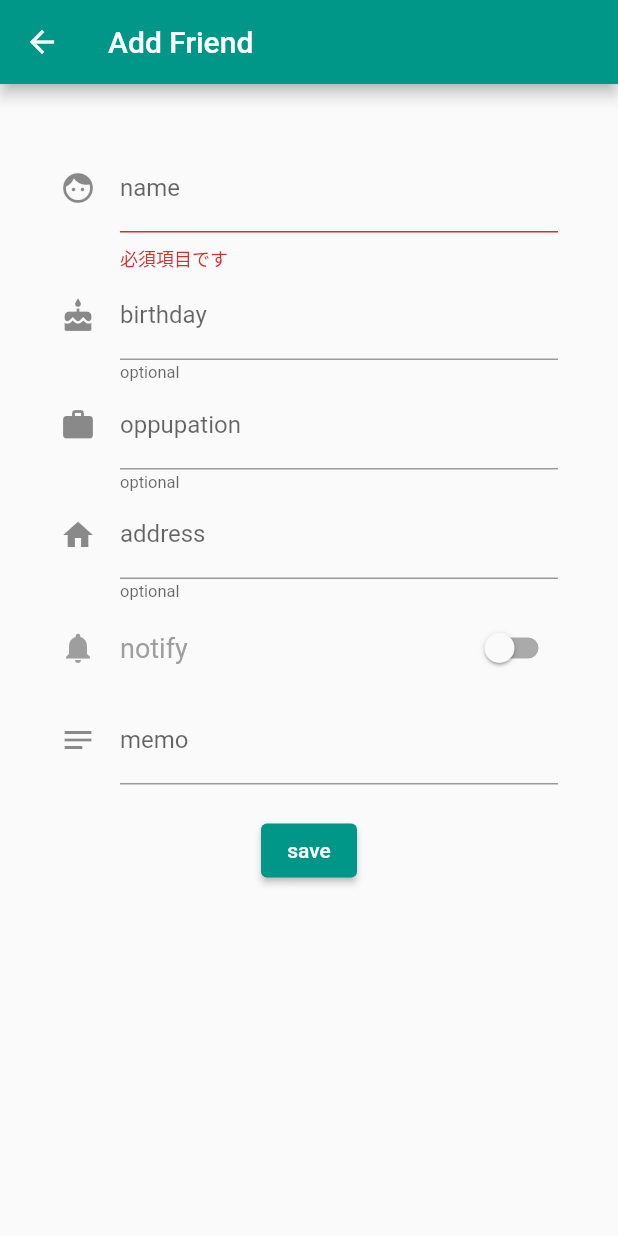
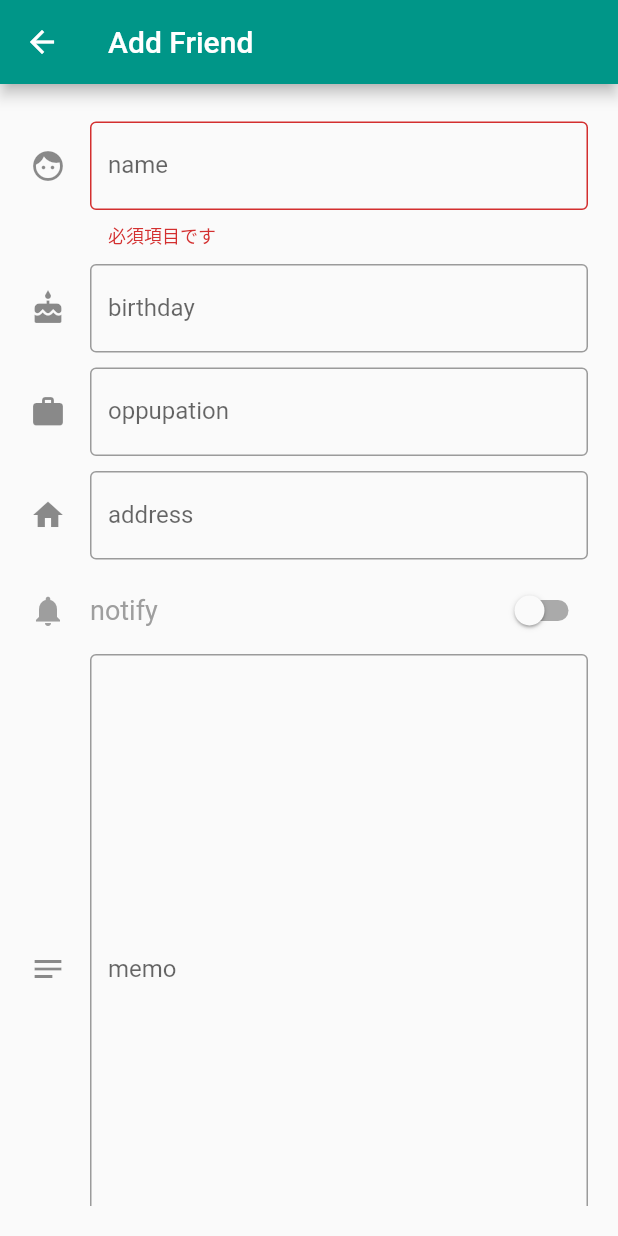
Before and after one commit to KesukeSakai0222/your-book-of-friends, a Flutter app: the FriendAdd screen opened directly, on a phone screen of 412 x 824 dp. Run offline on Flutter 3.47's test engine with Material 2 defaults, Android fonts, the light colour scheme and no system bars; our stand-ins replace flutter_colorpicker, google_fonts, sqflite; accounts and stored records are empty; generated files the repository leaves out were written again.

Commit message:
tag add page

```diff
--- a/lib/l10n/app_en.arb
+++ b/lib/l10n/app_en.arb
@@ -6,6 +6,7 @@
     "tag": "tag",
     "search": "search",
     "friendAdd": "Add Friend",
+    "tagAdd": "Add Tag",
     "name": "name",
     "memo": "memo",
     "birthday": "birthday",
@@ -13,6 +14,9 @@
     "address": "address",
     "occupation": "oppupation",
     "optional": "optional",
+    "color": "color",
     "save": "save",
-    "delete": "delete"
+    "delete": "delete",
+
+    "warnRequired": "Required field!"
 }
--- a/lib/l10n/app_ja.arb
+++ b/lib/l10n/app_ja.arb
@@ -6,6 +6,7 @@
     "tag": "タグ",
     "search": "検索",
     "friendAdd": "友だち登録",
+    "tagAdd": "タグ登録",
     "name": "名前",
     "memo": "メモ",
     "birthday": "誕生日",
@@ -13,6 +14,9 @@
     "address": "場所",
     "occupation": "職業",
     "optional": "任意",
+    "color": "色",
     "save": "保存",
-    "delete": "削除"
+    "delete": "削除",
+
+    "warnRequired": "必須項目です"
 }
--- a/lib/model/tag.dart
+++ b/lib/model/tag.dart
@@ -13,7 +13,9 @@ class Tag {
   late final int color;
 
   Tag(this.id, this.name, this.color);
-  Tag.init(this.name, this.color);
+  Tag.init(this.name, this.color) {
+    id = null;
+  }
 
   Tag.fromMap(Map<String, Object?> map) {
     id = map[columnTagId] as int? ?? map[columnId] as int;
--- a/lib/widget/friend_detail.dart
+++ b/lib/widget/friend_detail.dart
@@ -5,8 +5,7 @@ import 'package:flutter_gen/gen_l10n/app_localizations.dart';
 import 'package:your_book_of_friends/bloc/friend_bloc.dart';
 import 'package:your_book_of_friends/model/friend.dart';
 import 'package:your_book_of_friends/model/name.dart';
-
-import '../model/tag.dart';
+import 'package:your_book_of_friends/model/tag.dart';
 
 class FriendDetail extends StatefulWidget {
   const FriendDetail({super.key});
@@ -46,14 +45,17 @@ class FriendAddState extends State<FriendAdd> {
     return Scaffold(
         appBar: AppBar(title: Text(AppLocalizations.of(context)!.friendAdd)),
         body: Container(
-            padding: const EdgeInsets.all(40),
+            padding: const EdgeInsets.all(20),
             child: SingleChildScrollView(
               child: Column(
                 children: <Widget>[
-                  TextFormField(
+                  Padding(
+                    padding: const EdgeInsets.symmetric(vertical: 5),
+                    child: TextFormField(
                         decoration: InputDecoration(
                             icon: const Icon(Icons.face),
-                          labelText: AppLocalizations.of(context)!.name),
+                            labelText: AppLocalizations.of(context)!.name,
+                            border: const OutlineInputBorder()),
                         validator: (value) {
                           if (value == null || value.isEmpty) {
                             return '必須項目です';
@@ -62,13 +64,14 @@ class FriendAddState extends State<FriendAdd> {
                         },
                         controller: nameController,
                         autovalidateMode: AutovalidateMode.always),
-                  TextFormField(
+                  ),
+                  Padding(
+                      padding: const EdgeInsets.symmetric(vertical: 5),
+                      child: TextFormField(
                         decoration: InputDecoration(
                             icon: const Icon(Icons.cake),
                             labelText: AppLocalizations.of(context)!.birthday,
-                      helperText: AppLocalizations.of(context)!.optional,
-                      helperStyle: const TextStyle(fontSize: 11, height: 0.5),
-                    ),
+                            border: const OutlineInputBorder()),
                         controller: birthdayController,
                         onTap: () async {
                           FocusScope.of(context).requestFocus(FocusNode());
@@ -85,27 +88,27 @@ class FriendAddState extends State<FriendAdd> {
                             }
                           });
                         },
-                  ),
-                  TextFormField(
+                      )),
+                  Padding(
+                      padding: const EdgeInsets.symmetric(vertical: 5),
+                      child: TextFormField(
                         decoration: InputDecoration(
                             icon: const Icon(Icons.work),
                             labelText: AppLocalizations.of(context)!.occupation,
-                      helperText: AppLocalizations.of(context)!.optional,
-                      helperStyle: const TextStyle(fontSize: 11, height: 0.5),
-                    ),
+                            border: const OutlineInputBorder()),
                         controller: occupationController,
-                  ),
-                  TextFormField(
+                      )),
+                  Padding(
+                      padding: const EdgeInsets.symmetric(vertical: 5),
+                      child: TextFormField(
                         decoration: InputDecoration(
                             icon: const Icon(Icons.home),
                             labelText: AppLocalizations.of(context)!.address,
-                      helperText: AppLocalizations.of(context)!.optional,
-                      helperStyle: const TextStyle(fontSize: 11, height: 0.5),
-                    ),
+                            border: const OutlineInputBorder()),
                         controller: addressController,
-                  ),
+                      )),
                   Padding(
-                      padding: const EdgeInsets.symmetric(vertical: 8),
+                      padding: const EdgeInsets.symmetric(vertical: 5),
                       child: Row(children: [
                         const Padding(
                           padding: EdgeInsets.only(right: 16),
@@ -124,10 +127,11 @@ class FriendAddState extends State<FriendAdd> {
                       ])),
                   TextFormField(
                     keyboardType: TextInputType.multiline,
-                    maxLines: null,
+                    maxLines: 20,
                     decoration: InputDecoration(
                         icon: const Icon(Icons.notes),
-                        labelText: AppLocalizations.of(context)!.memo),
+                        labelText: AppLocalizations.of(context)!.memo,
+                        border: const OutlineInputBorder()),
                     controller: memoController,
                   ),
                   Padding(
--- a/pubspec.yaml
+++ b/pubspec.yaml
@@ -22,6 +22,7 @@ dependencies:
   google_fonts: ^3.0.1
   provider: ^6.0.3
   collection: ^1.16.0
+  flutter_colorpicker: ^1.0.3
 
 dev_dependencies:
   flutter_test:
```
Also changed, not shown: lib/widget/add_button.dart (+16 -3 lines), lib/widget/tag_detail.dart (added, +115 -0 lines), pubspec.lock. Lines whose indentation alone changed are shown as unchanged.
